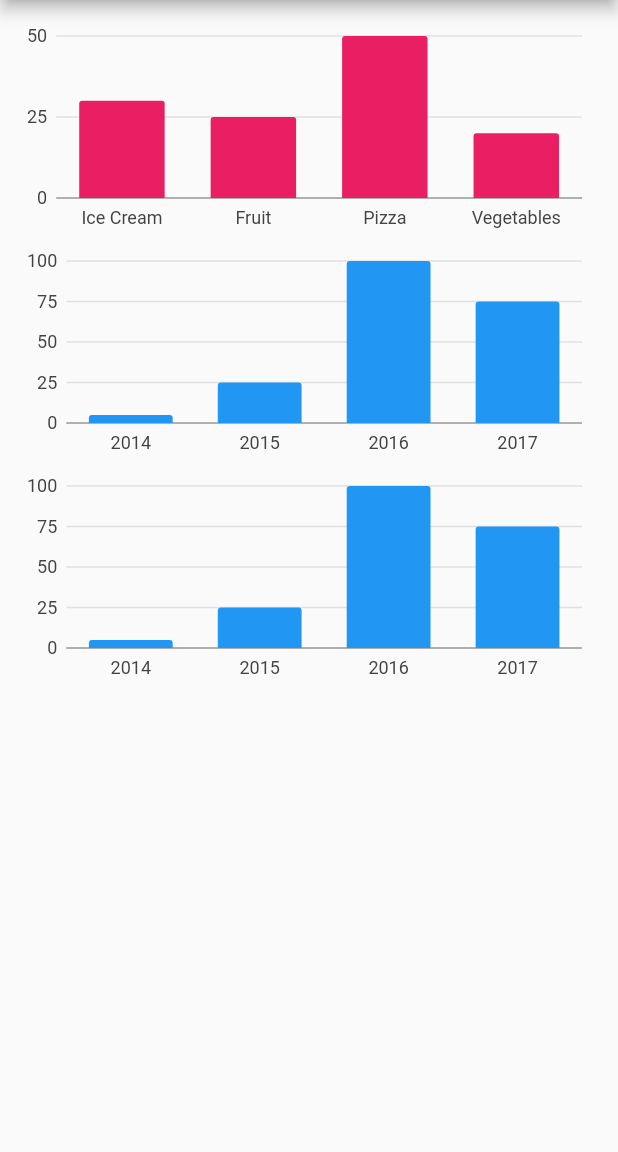
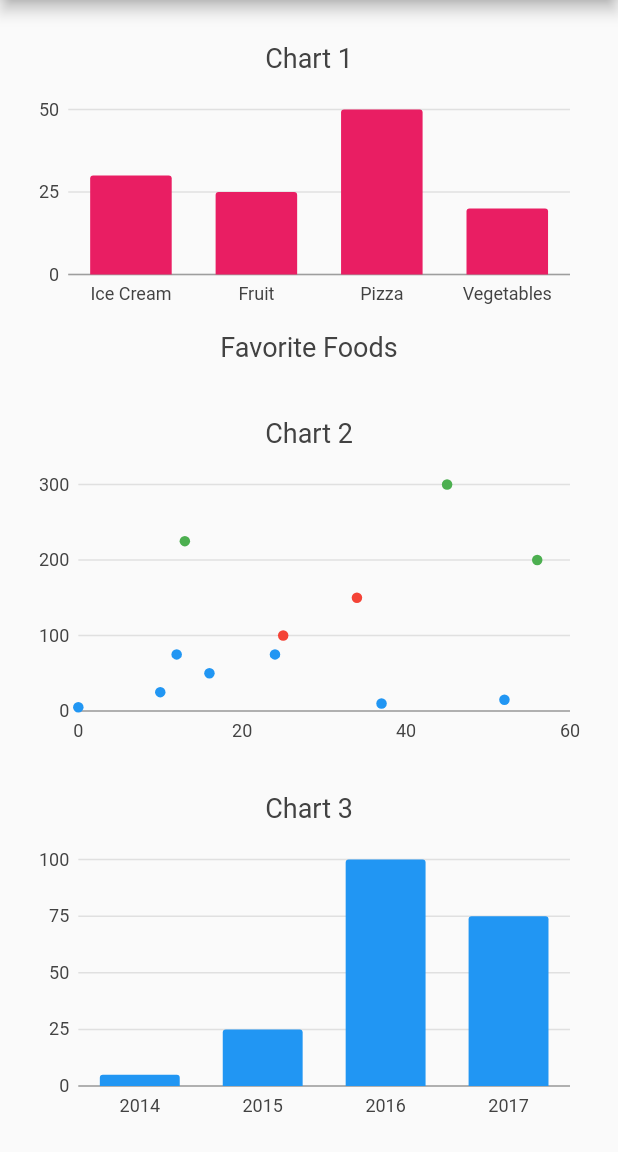
Before and after one commit to nnathalied/chart_app_flutter, a Flutter app: the screen it shows after launch, on a phone screen of 412 x 824 dp, the part 84-1236 px from its top. Run offline on Flutter 3.47's test engine with Material 2 defaults, Android fonts, the phone set to English and light mode, and no system bars; our stand-ins replace charts_flutter.

Commit message:
working on chart 2

```diff
--- a/lib/src/chart1.dart
+++ b/lib/src/chart1.dart
@@ -17,20 +17,16 @@ class Chart1 extends StatelessWidget {
   Widget build(BuildContext context) {
     return new charts.BarChart(
       seriesList,
-      // behaviors: [
-      //   new charts.ChartTitle('Top title text',
-      //       behaviorPosition: charts.BehaviorPosition.top,
-      //       titleOutsideJustification: charts.OutsideJustification.start,
-      //       // Set a larger inner padding than the default (10) to avoid
-      //       // rendering the text too close to the top measure axis tick label.
-      //       // The top tick label may extend upwards into the top margin region
-      //       // if it is located at the top of the draw area.
-      //       innerPadding: 18),
-      //   new charts.ChartTitle('Bottom title text',
-      //       behaviorPosition: charts.BehaviorPosition.bottom,
-      //       titleOutsideJustification:
-      //           charts.OutsideJustification.middleDrawArea),
-      // ],
+      behaviors: [
+        new charts.ChartTitle('Chart 1',
+            behaviorPosition: charts.BehaviorPosition.top,
+            titleOutsideJustification: charts.OutsideJustification.start,
+            innerPadding: 18),
+        new charts.ChartTitle('Favorite Foods',
+            behaviorPosition: charts.BehaviorPosition.bottom,
+            titleOutsideJustification:
+            charts.OutsideJustification.middleDrawArea),
+      ],
     );
   }
 
--- a/lib/src/chart2.dart
+++ b/lib/src/chart2.dart
@@ -1,55 +1,82 @@
-/// Bar chart example
+/// Scatter plot chart example
 import 'package:charts_flutter/flutter.dart' as charts;
 import 'package:flutter/material.dart';
 
 class Chart2 extends StatelessWidget {
   final List<charts.Series> seriesList;
-  final bool animate;
 
-  Chart2(this.seriesList, {this.animate});
+  Chart2(this.seriesList);
 
-  /// Creates a [BarChart] with sample data and no transition.
+  /// Creates a [ScatterPlotChart] with sample data and no transition.
   factory Chart2.withSampleData() {
     return new Chart2(
-      _createSampleData(),
-      // Disable animations for image tests.
-      animate: false,
+      _createSampleData()
     );
   }
 
+
   @override
   Widget build(BuildContext context) {
-    return new charts.BarChart(
+    return new charts.ScatterPlotChart(
       seriesList,
-      animate: animate,
-    );
+      behaviors: [
+          new charts.ChartTitle('Chart 2',
+              behaviorPosition: charts.BehaviorPosition.top,
+              titleOutsideJustification: charts.OutsideJustification.start,
+              innerPadding: 18)
+        ],);
   }
 
   /// Create one series with sample hard coded data.
-  static List<charts.Series<OrdinalSales, String>> _createSampleData() {
+  static List<charts.Series<LinearSales, int>> _createSampleData() {
     final data = [
-      new OrdinalSales('2014', 5),
-      new OrdinalSales('2015', 25),
-      new OrdinalSales('2016', 100),
-      new OrdinalSales('2017', 75),
+      new LinearSales(0, 5, 3.0),
+      new LinearSales(10, 25, 5.0),
+      new LinearSales(12, 75, 4.0),
+      new LinearSales(13, 225, 5.0),
+      new LinearSales(16, 50, 4.0),
+      new LinearSales(24, 75, 3.0),
+      new LinearSales(25, 100, 3.0),
+      new LinearSales(34, 150, 5.0),
+      new LinearSales(37, 10, 4.5),
+      new LinearSales(45, 300, 8.0),
+      new LinearSales(52, 15, 4.0),
+      new LinearSales(56, 200, 7.0),
     ];
 
+    final maxMeasure = 300;
+
     return [
-      new charts.Series<OrdinalSales, String>(
+      new charts.Series<LinearSales, int>(
         id: 'Sales',
-        colorFn: (_, __) => charts.MaterialPalette.blue.shadeDefault,
-        domainFn: (OrdinalSales sales, _) => sales.year,
-        measureFn: (OrdinalSales sales, _) => sales.sales,
+        // Providing a color function is optional.
+        colorFn: (LinearSales sales, _) {
+          // Bucket the measure column value into 3 distinct colors.
+          final bucket = sales.sales / maxMeasure;
+
+          if (bucket < 1 / 3) {
+            return charts.MaterialPalette.blue.shadeDefault;
+          } else if (bucket < 2 / 3) {
+            return charts.MaterialPalette.red.shadeDefault;
+          } else {
+            return charts.MaterialPalette.green.shadeDefault;
+          }
+        },
+        domainFn: (LinearSales sales, _) => sales.year,
+        measureFn: (LinearSales sales, _) => sales.sales,
+        // Providing a radius function is optional.
+        radiusPxFn: (LinearSales sales, _) => sales.radius,
         data: data,
       )
     ];
   }
 }
 
-/// Sample ordinal data type.
-class OrdinalSales {
-  final String year;
+/// Sample linear data type.
+class LinearSales {
+  final int year;
   final int sales;
+  final double radius;
 
-  OrdinalSales(this.year, this.sales);
+  LinearSales(this.year, this.sales, this.radius);
 }
--- a/lib/src/chart3.dart
+++ b/lib/src/chart3.dart
@@ -3,16 +3,14 @@ import 'package:flutter/material.dart';
 
 class Chart3 extends StatelessWidget {
   final List<charts.Series> seriesList;
-  final bool animate;
 
-  Chart3(this.seriesList, {this.animate});
+  Chart3(this.seriesList);
 
   /// Creates a [BarChart] with sample data and no transition.
   factory Chart3.withSampleData() {
     return new Chart3(
       _createSampleData(),
       // Disable animations for image tests.
-      animate: false,
     );
   }
 
@@ -20,8 +18,13 @@ class Chart3 extends StatelessWidget {
   Widget build(BuildContext context) {
     return new charts.BarChart(
       seriesList,
-      animate: animate,
-    );
+      behaviors: [
+          new charts.ChartTitle('Chart 3',
+              behaviorPosition: charts.BehaviorPosition.top,
+              titleOutsideJustification: charts.OutsideJustification.start,
+              innerPadding: 18)
+        ]
+      );
   }
 
   /// Create one series with sample hard coded data.
--- a/lib/src/home.dart
+++ b/lib/src/home.dart
@@ -14,17 +14,20 @@ class HomePage extends StatelessWidget {
         body: ListView(padding: const EdgeInsets.all(10), children: <Widget>[
           Container(
             //CHART 1
-            height: 150,
+            padding: const EdgeInsets.all(8),
+            height: 250,
             child: Chart1.withSampleData(),
           ),
           Container(
             //CHART 2
-            height: 150,
+            padding: const EdgeInsets.all(8),
+            height: 250,
             child: Chart2.withSampleData(),
           ),
           Container(
             //CHART 3
-            height: 150,
+            padding: const EdgeInsets.all(8),
+            height: 250,
             child: Chart3.withSampleData(),
           )
         ]));
```
